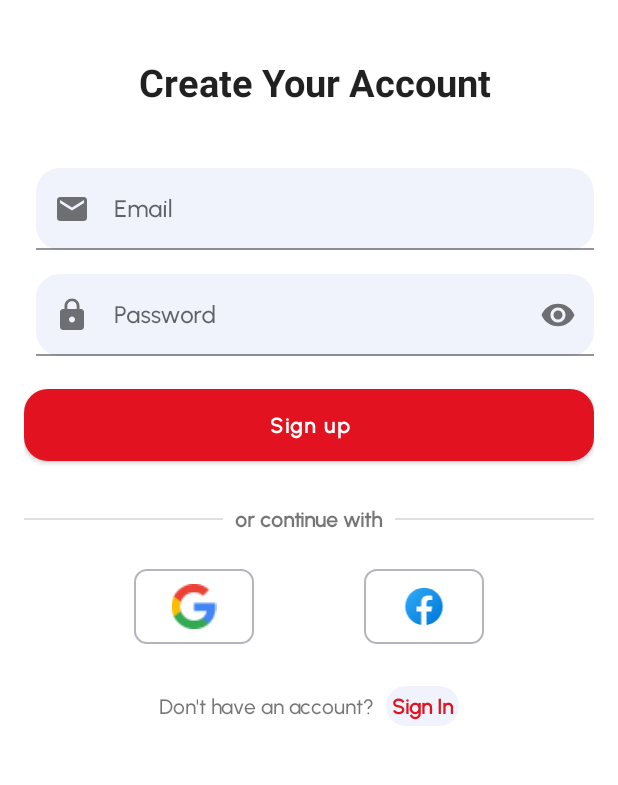
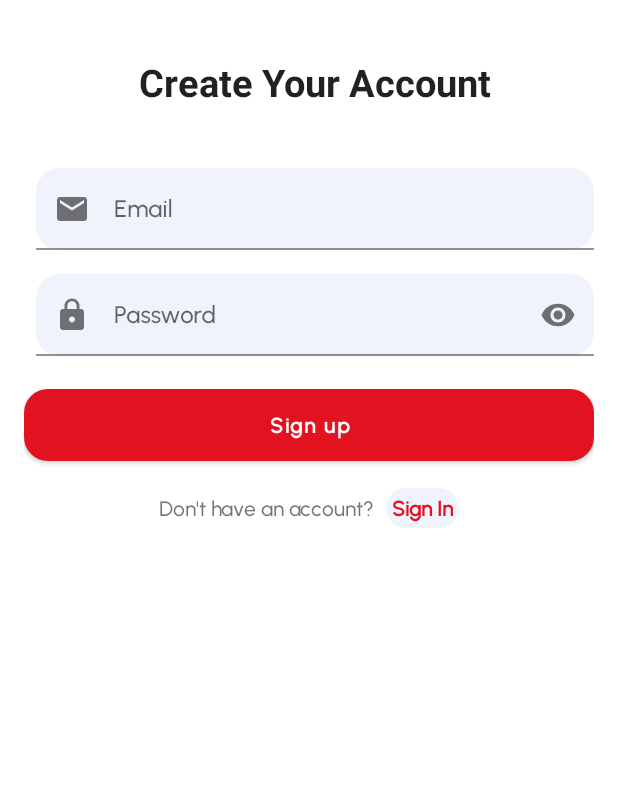
Before and after one commit to e444er/KinoGoClean, an Android app: the SignUpFragment screen opened through its navigation route, on a phone screen of 412 x 824 dp, the part 220-1005 px from its top. Run offline under Robolectric (Android 15) with nearby library versions, the phone set to English and light mode, and no system bars; our stand-ins replace Dagger/Hilt's generated code, Firebase (no records; nobody signed in at launch, a user with empty details on screens opened directly), navigation-ui.

Commit message:
login with google

```diff
--- a/app/build.gradle
+++ b/app/build.gradle
@@ -64,6 +64,7 @@ dependencies {
     implementation 'com.google.firebase:firebase-analytics-ktx'
     implementation 'com.google.firebase:firebase-messaging-ktx'
     implementation 'com.google.firebase:firebase-auth-ktx'
+    implementation 'com.google.android.gms:play-services-auth:20.4.1'
 
     // navigation
     implementation("androidx.navigation:navigation-fragment-ktx:2.5.3")
--- a/app/src/main/java/com/e444er/cleanmovie/feature_authentication/domain/repository/AuthenticationRepository.kt
+++ b/app/src/main/java/com/e444er/cleanmovie/feature_authentication/domain/repository/AuthenticationRepository.kt
@@ -1,6 +1,7 @@
 package com.e444er.cleanmovie.feature_authentication.domain.repository
 
 import com.e444er.cleanmovie.core.presentation.util.UiText
+import com.google.firebase.auth.AuthCredential
 
 interface AuthenticationRepository {
 
@@ -23,4 +24,10 @@ interface AuthenticationRepository {
         onSuccess: () -> Unit,
         onFailure: (uiText: UiText) -> Unit
     )
+
+    fun signInWithCredential(
+        credential: AuthCredential,
+        onSuccess: () -> Unit,
+        onFailure: (uiText: UiText) -> Unit
+    )
 }
--- /dev/null
+++ b/app/src/main/java/com/e444er/cleanmovie/feature_authentication/domain/use_case/SignInWithCredentialUseCase.kt
@@ -0,0 +1,35 @@
+package com.e444er.cleanmovie.feature_authentication.domain.use_case
+
+import com.e444er.cleanmovie.core.presentation.util.UiText
+import com.e444er.cleanmovie.feature_authentication.domain.models.GoogleAuthenticationResult
+import com.e444er.cleanmovie.feature_authentication.domain.repository.AuthenticationRepository
+import com.google.android.gms.auth.api.signin.GoogleSignInAccount
+import com.google.android.gms.tasks.Task
+import com.google.firebase.auth.GoogleAuthProvider
+import javax.inject.Inject
+
+class SignInWithCredentialUseCase @Inject constructor(
+    private val repository: AuthenticationRepository
+) {
+    operator fun invoke(
+        task: Task<GoogleSignInAccount>,
+        onSuccess: () -> Unit,
+        onFailure: (uiText: UiText) -> Unit
+    ): GoogleAuthenticationResult {
+
+        val account: GoogleSignInAccount = task.result
+            ?: return GoogleAuthenticationResult(
+                errorMessage = UiText.unknownError()
+            )
+
+        val credential = GoogleAuthProvider.getCredential(account.idToken, null)
+
+        return GoogleAuthenticationResult(
+            result = repository.signInWithCredential(
+                credential = credential,
+                onSuccess = onSuccess,
+                onFailure = onFailure
+            )
+        )
+    }
+}
--- a/app/src/main/java/com/e444er/cleanmovie/feature_authentication/presentation/login/LoginFragment.kt
+++ b/app/src/main/java/com/e444er/cleanmovie/feature_authentication/presentation/login/LoginFragment.kt
@@ -1,7 +1,9 @@
 package com.e444er.cleanmovie.feature_authentication.presentation.login
 
+import android.app.Activity
 import android.os.Bundle
 import android.view.View
+import androidx.activity.result.contract.ActivityResultContracts
 import androidx.core.view.isVisible
 import androidx.core.widget.addTextChangedListener
 import androidx.fragment.app.Fragment
@@ -16,6 +18,9 @@ import com.e444er.cleanmovie.core.presentation.util.addOnBackPressedCallback
 import com.e444er.cleanmovie.core.presentation.util.asString
 import com.e444er.cleanmovie.databinding.FragmentLoginBinding
 import com.e444er.cleanmovie.feature_authentication.presentation.util.AuthUtil
+import com.google.android.gms.auth.api.signin.GoogleSignIn
+import com.google.android.gms.auth.api.signin.GoogleSignInClient
+import com.google.android.gms.auth.api.signin.GoogleSignInOptions
 import com.google.android.material.snackbar.Snackbar
 import dagger.hilt.android.AndroidEntryPoint
 import kotlinx.coroutines.flow.collectLatest
@@ -23,15 +28,23 @@ import kotlinx.coroutines.launch
 
 @AndroidEntryPoint
 class LoginFragment : Fragment(R.layout.fragment_login) {
-
     private var _binding: FragmentLoginBinding? = null
     private val binding get() = _binding!!
 
+    private lateinit var googleSignInClient: GoogleSignInClient
     private val viewModel: LoginViewModel by viewModels()
+
     override fun onViewCreated(view: View, savedInstanceState: Bundle?) {
         super.onViewCreated(view, savedInstanceState)
         val binding = FragmentLoginBinding.bind(view)
         _binding = binding
+
+        val gso = GoogleSignInOptions.Builder(GoogleSignInOptions.DEFAULT_SIGN_IN)
+            .requestIdToken(getString(R.string.default_web_client_id))
+            .requestEmail()
+            .build()
+
+        googleSignInClient = GoogleSignIn.getClient(requireContext(), gso)
 
         collectData()
 
@@ -65,7 +78,25 @@ class LoginFragment : Fragment(R.layout.fragment_login) {
         binding.txtSignUp.setOnClickListener {
             viewModel.onEvent(LoginEvent.ClickedSignUp)
         }
+
+        binding.btnSignInGoogle.setOnClickListener {
+            signInWithGoogle()
+        }
     }
+
+    private fun signInWithGoogle() {
+        val signInIntent = googleSignInClient.signInIntent
+        launcher.launch(signInIntent)
+    }
+
+    private val launcher =
+        registerForActivityResult(ActivityResultContracts.StartActivityForResult()) { result ->
+            if (result.resultCode == Activity.RESULT_OK) {
+                val task = GoogleSignIn.getSignedInAccountFromIntent(result.data)
+                viewModel.onEvent(LoginEvent.SignInWithGoogle(task))
+            }
+        }
+
 
     private fun collectData() {
         viewLifecycleOwner.lifecycleScope.launch {
@@ -81,6 +112,26 @@ class LoginFragment : Fragment(R.layout.fragment_login) {
         }
     }
 
+    private suspend fun collectLoginUiEvent() {
+        viewModel.uiEvent.collectLatest { uiEvent ->
+            when (uiEvent) {
+                is UiEvent.NavigateTo -> {
+                    findNavController().navigate(uiEvent.directions)
+                }
+                is UiEvent.ShowSnackbar -> {
+                    Snackbar.make(
+                        requireView(), uiEvent.uiText.asString(
+                            requireContext(),
+                        ), Snackbar.LENGTH_LONG
+                    ).show()
+                }
+                is UiEvent.PopBackStack -> {
+                    findNavController().popBackStack()
+                }
+            }
+        }
+    }
+
     private suspend fun collectEmailState() {
         viewModel.emailState.collectLatest { emailState ->
             AuthUtil.updateFieldEmptyErrorInTextInputLayout(
@@ -88,17 +139,6 @@ class LoginFragment : Fragment(R.layout.fragment_login) {
                 authError = emailState.error,
                 context = requireContext()
             )
-        }
-    }
-
-    private suspend fun collectLoadingState() {
-        viewModel.isLoading.collectLatest { isLoading ->
-            binding.edtEmail.isEnabled = !isLoading
-            binding.edtPassword.isEnabled = !isLoading
-            binding.btnSignIn.isEnabled = !isLoading
-            binding.btnSignInFacebook.isEnabled = !isLoading
-            binding.btnSignInGoogle.isEnabled = !isLoading
-            binding.progressBar.isVisible = isLoading
         }
     }
 
@@ -112,32 +152,17 @@ class LoginFragment : Fragment(R.layout.fragment_login) {
         }
     }
 
-    private suspend fun collectLoginUiEvent() {
-        viewModel.uiEvent.collectLatest { uiEvent ->
-            when (uiEvent) {
-                is UiEvent.NavigateTo -> {
-                    findNavController().navigate(uiEvent.directions)
-                }
-                is UiEvent.ShowSnackbar -> {
-                    Snackbar.make(
-                        requireView(),
-                        uiEvent.uiText.asString(
-                            requireContext(),
-                        ),
-                        Snackbar.LENGTH_LONG
-                    ).show()
-                }
-                is UiEvent.PopBackStack -> {
-                    findNavController().popBackStack()
-                }
-            }
+    private suspend fun collectLoadingState() {
+        viewModel.isLoading.collectLatest { isLoading ->
+            binding.edtEmail.isEnabled = !isLoading
+            binding.edtPassword.isEnabled = !isLoading
+            binding.btnSignIn.isEnabled = !isLoading
+            binding.btnSignInGoogle.isEnabled = !isLoading
+            binding.progressBar.isVisible = isLoading
         }
-
     }
-
     override fun onDestroyView() {
         super.onDestroyView()
         _binding = null
     }
-
 }
--- a/app/src/main/java/com/e444er/cleanmovie/feature_authentication/presentation/sign_up/SignUpEvent.kt
+++ b/app/src/main/java/com/e444er/cleanmovie/feature_authentication/presentation/sign_up/SignUpEvent.kt
@@ -3,10 +3,7 @@ package com.e444er.cleanmovie.feature_authentication.presentation.sign_up
 sealed class SignUpEvent {
     data class EnteredEmail(val email: String) : SignUpEvent()
     data class EnteredPassword(val password: String) : SignUpEvent()
-    object SignUpWithGoogle : SignUpEvent()
-    object SignUpWithFacebook : SignUpEvent()
     object SignUp : SignUpEvent()
     object ClickedSignIn : SignUpEvent()
-
     object OnBackPressed : SignUpEvent()
 }
--- a/app/src/main/java/com/e444er/cleanmovie/feature_authentication/presentation/sign_up/SignUpFragment.kt
+++ b/app/src/main/java/com/e444er/cleanmovie/feature_authentication/presentation/sign_up/SignUpFragment.kt
@@ -88,8 +88,6 @@ class SignUpFragment : Fragment(R.layout.fragment_sign_up) {
             binding.edtEmail.isEnabled = !isLoading
             binding.edtPassword.isEnabled = !isLoading
             binding.btnSignUp.isEnabled = !isLoading
-            binding.btnSignInFacebook.isEnabled = !isLoading
-            binding.btnSignInGoogle.isEnabled = !isLoading
             binding.progressBar.isVisible = isLoading
         }
     }
--- a/app/src/main/java/com/e444er/cleanmovie/feature_authentication/presentation/sign_up/SignUpViewModel.kt
+++ b/app/src/main/java/com/e444er/cleanmovie/feature_authentication/presentation/sign_up/SignUpViewModel.kt
@@ -36,12 +36,6 @@ class SignUpViewModel @Inject constructor(
             }
             is SignUpEvent.SignUp -> {
                 createUser(email = emailState.value.text, password = passwordState.value.text)
-            }
-            is SignUpEvent.SignUpWithGoogle -> {
-
-            }
-            is SignUpEvent.SignUpWithFacebook -> {
-
             }
             is SignUpEvent.ClickedSignIn -> {
                 emitUiEvent(UiEvent.PopBackStack)
--- a/app/src/main/res/layout/fragment_sign_up.xml
+++ b/app/src/main/res/layout/fragment_sign_up.xml
@@ -98,77 +98,21 @@
         app:layout_constraintStart_toStartOf="parent"
         app:layout_constraintTop_toBottomOf="@+id/layoutPassword" />
 
+    <!--region continueWith -->
 
-    <!--region continueWith -->
-    <View
-        android:id="@+id/divider"
-        android:layout_width="0dp"
-        android:layout_height="1dp"
-        android:layout_marginTop="32dp"
-        android:background="?android:attr/listDivider"
-        app:layout_constraintEnd_toStartOf="@+id/textView5"
-        app:layout_constraintStart_toStartOf="parent"
-        app:layout_constraintTop_toBottomOf="@+id/btnSignUp" />
-
-    <View
-        android:id="@+id/divider2"
-        android:layout_width="0dp"
-        android:layout_height="1dp"
-        android:background="?android:attr/listDivider"
-        app:layout_constraintBottom_toBottomOf="@+id/textView5"
-        app:layout_constraintEnd_toEndOf="parent"
-        app:layout_constraintStart_toEndOf="@+id/textView5"
-        app:layout_constraintTop_toTopOf="@+id/textView5" />
-
-    <TextView
-        android:id="@+id/textView5"
-        android:layout_width="wrap_content"
-        android:layout_height="wrap_content"
-        android:padding="@dimen/medium_padding"
-        android:text="@string/or_continue_with"
-        android:textStyle="bold"
-        app:layout_constraintBottom_toBottomOf="@+id/divider"
-        app:layout_constraintEnd_toEndOf="parent"
-        app:layout_constraintStart_toStartOf="parent"
-        app:layout_constraintTop_toTopOf="@+id/divider" />
     <!--endregion continueWith -->
-
-    <ImageView
-        android:id="@+id/btnSignInGoogle"
-        android:layout_width="80dp"
-        android:layout_height="50dp"
-        android:layout_marginTop="@dimen/large_margin"
-        android:background="@drawable/sign_in_background"
-        android:contentDescription="@string/sign_in_with_google"
-        android:padding="10dp"
-        android:src="@drawable/googleg_standard_color_18"
-        app:layout_constraintEnd_toStartOf="@+id/btnSignInFacebook"
-        app:layout_constraintStart_toStartOf="parent"
-        app:layout_constraintTop_toBottomOf="@+id/textView5" />
-
-    <ImageView
-        android:id="@+id/btnSignInFacebook"
-        android:layout_width="80dp"
-        android:layout_height="50dp"
-        android:background="@drawable/sign_in_background"
-        android:contentDescription="@string/sign_in_with_facebook"
-        android:padding="10dp"
-        android:src="@drawable/facebook_icon"
-        app:layout_constraintBottom_toBottomOf="@+id/btnSignInGoogle"
-        app:layout_constraintEnd_toEndOf="parent"
-        app:layout_constraintStart_toEndOf="@+id/btnSignInGoogle" />
 
     <TextView
         android:id="@+id/textView6"
         android:layout_width="wrap_content"
         android:layout_height="wrap_content"
-        android:layout_marginTop="@dimen/extra_large_margin"
+        android:layout_marginTop="@dimen/large_margin"
         android:layout_marginEnd="@dimen/medium_margin"
         android:text="@string/don_t_have_an_account"
         app:layout_constraintEnd_toStartOf="@+id/txtSignIn"
         app:layout_constraintHorizontal_chainStyle="packed"
         app:layout_constraintStart_toStartOf="parent"
-        app:layout_constraintTop_toBottomOf="@+id/btnSignInGoogle" />
+        app:layout_constraintTop_toBottomOf="@+id/btnSignUp" />
 
     <TextView
         android:id="@+id/txtSignIn"
@@ -184,7 +128,6 @@
         app:layout_constraintStart_toEndOf="@+id/textView6"
         app:layout_constraintTop_toTopOf="@+id/textView6" />
 
-
     <ProgressBar
         android:id="@+id/progressBar"
         android:layout_width="wrap_content"
--- a/app/src/main/res/navigation/main_nav.xml
+++ b/app/src/main/res/navigation/main_nav.xml
@@ -132,7 +132,9 @@
         tools:layout="@layout/fragment_login" >
         <action
             android:id="@+id/action_loginFragment_to_homeFragment"
-            app:destination="@id/homeFragment" />
+            app:destination="@id/homeFragment"
+            app:popUpTo="@id/loginFragment"
+            app:popUpToInclusive="true"  />
         <action
             android:id="@+id/action_loginFragment_to_signUpFragment"
             app:destination="@id/signUpFragment" />
```
Also changed, not shown: app/src/main/java/com/e444er/cleanmovie/feature_authentication/data/repository/AuthenticaitonRepositoryImpl.kt (+13 -0 lines), app/src/main/java/com/e444er/cleanmovie/feature_authentication/domain/models/GoogleAuthenticationResult.kt (added, +8 -0 lines), app/src/main/java/com/e444er/cleanmovie/feature_authentication/presentation/login/LoginEvent.kt (+4 -3 lines), app/src/main/java/com/e444er/cleanmovie/feature_authentication/presentation/login/LoginViewModel.kt (+33 -5 lines), app/src/main/res/layout/fragment_login.xml (+1 -13 lines).
